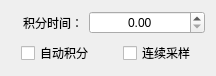
Before: the Qt Designer form HeGui/HSimpleTestSetWidget.ui in hexianqi/QtCode, drawn with Qt 5.
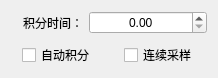
After: the same form once the commit is applied.

```diff
--- a/HeGui/HSimpleTestSetWidget.ui
+++ b/HeGui/HSimpleTestSetWidget.ui
@@ -6,8 +6,8 @@
    <rect>
     <x>0</x>
     <y>0</y>
-    <width>216</width>
-    <height>70</height>
+    <width>218</width>
+    <height>69</height>
    </rect>
   </property>
   <property name="maximumSize">
@@ -20,12 +20,15 @@
    <string>Form</string>
   </property>
   <layout class="QFormLayout" name="formLayout">
+   <property name="verticalSpacing">
+    <number>9</number>
+   </property>
    <item row="0" column="0">
     <widget class="QLabel" name="label_001">
      <property name="minimumSize">
       <size>
        <width>72</width>
-       <height>24</height>
+       <height>0</height>
       </size>
      </property>
      <property name="text">
```
Left out of the diff: 3 changed lines with no effect on the pictures.
